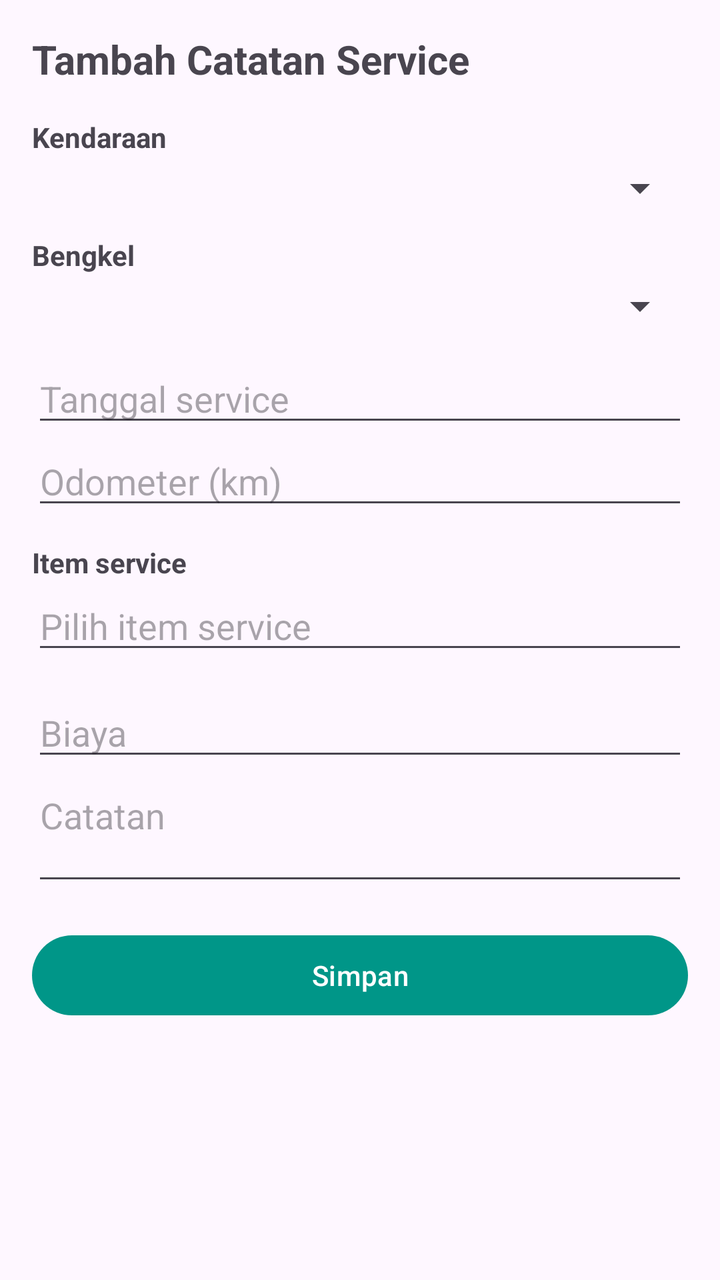
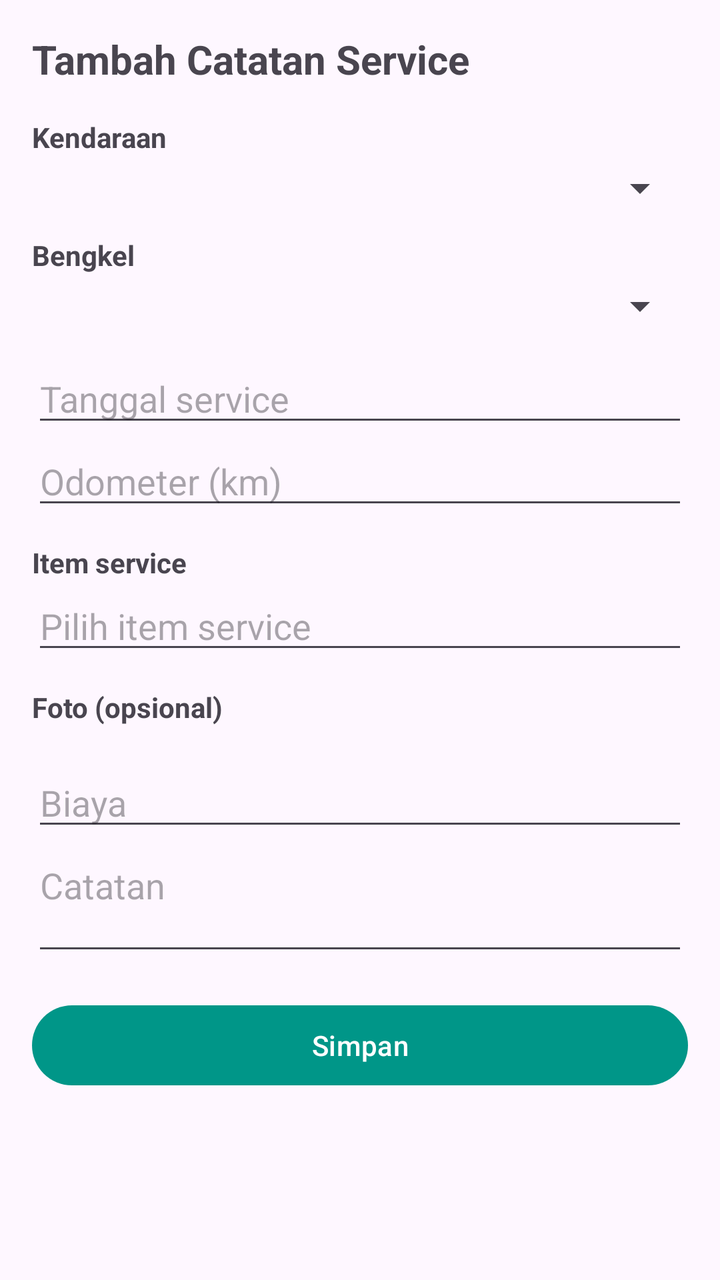

An Android layout rendered at two revisions. The XML below is the earlier revision; the diff shows what the commit changed to produce the second picture.
<!-- AndroidManifest.xml: application theme Theme.OtoMemo -->
<!-- res/layout/activity_form.xml -->
<?xml version="1.0" encoding="utf-8"?>
<ScrollView xmlns:android="http://schemas.android.com/apk/res/android"
    android:layout_width="match_parent"
    android:layout_height="match_parent"
    android:fillViewport="true">

    <LinearLayout
        android:layout_width="match_parent"
        android:layout_height="wrap_content"
        android:orientation="vertical"
        android:padding="16dp">

        <TextView
            android:id="@+id/textFormTitle"
            android:layout_width="match_parent"
            android:layout_height="wrap_content"
            android:layout_marginBottom="16dp"
            android:text="Tambah Catatan Service"
            android:textSize="20sp"
            android:textStyle="bold" />

        <TextView
            android:layout_width="match_parent"
            android:layout_height="wrap_content"
            android:text="Kendaraan"
            android:textStyle="bold" />

        <Spinner
            android:id="@+id/spinnerVehicle"
            android:layout_width="match_parent"
            android:layout_height="wrap_content"
            android:layout_marginTop="4dp" />

        <TextView
            android:id="@+id/textNoVehicle"
            android:layout_width="match_parent"
            android:layout_height="wrap_content"
            android:text="Belum ada kendaraan. Tambahkan dulu lewat menu Kendaraan."
            android:textColor="#C62828"
            android:textSize="12sp"
            android:visibility="gone" />

        <TextView
            android:layout_width="match_parent"
            android:layout_height="wrap_content"
            android:layout_marginTop="12dp"
            android:text="Bengkel"
            android:textStyle="bold" />

        <Spinner
            android:id="@+id/spinnerWorkshop"
            android:layout_width="match_parent"
            android:layout_height="wrap_content"
            android:layout_marginTop="4dp" />

        <EditText
            android:id="@+id/inputDate"
            android:layout_width="match_parent"
            android:layout_height="wrap_content"
            android:layout_marginTop="12dp"
            android:focusable="false"
            android:hint="Tanggal service"
            android:inputType="none" />

        <EditText
            android:id="@+id/inputOdometer"
            android:layout_width="match_parent"
            android:layout_height="wrap_content"
            android:hint="Odometer (km)"
            android:inputType="number" />

        <TextView
            android:layout_width="match_parent"
            android:layout_height="wrap_content"
            android:layout_marginTop="12dp"
            android:text="Item service"
            android:textStyle="bold" />

        <EditText
            android:id="@+id/inputItems"
            android:layout_width="match_parent"
            android:layout_height="wrap_content"
            android:focusable="false"
            android:hint="Pilih item service"
            android:inputType="none" />

        <EditText
            android:id="@+id/inputCost"
            android:layout_width="match_parent"
            android:layout_height="wrap_content"
            android:layout_marginTop="12dp"
            android:hint="Biaya"
            android:inputType="number" />

        <EditText
            android:id="@+id/inputNotes"
            android:layout_width="match_parent"
            android:layout_height="wrap_content"
            android:gravity="top"
            android:hint="Catatan"
            android:inputType="textMultiLine"
            android:minLines="2" />

        <Button
            android:id="@+id/buttonSave"
            android:layout_width="match_parent"
            android:layout_height="wrap_content"
            android:layout_marginTop="16dp"
            android:text="@string/save" />
    </LinearLayout>
</ScrollView>
<!-- resources referenced by this layout -->
<resources>
  <string name="save">Simpan</string>
  <style name="Theme.OtoMemo" parent="Theme.Material3.Light.NoActionBar">
          <item name="colorPrimary">@color/primary</item>
          <item name="android:statusBarColor">@color/primaryDark</item>
      </style>
  <color name="primary">#009688</color>
  <color name="primaryDark">#00796B</color>
</resources>

<!-- the commit's change to res/layout/activity_form.xml (unified diff, before → after) -->
@@ -84,6 +84,21 @@
             android:hint="Pilih item service"
             android:inputType="none" />
 
+        <TextView
+            android:layout_width="match_parent"
+            android:layout_height="wrap_content"
+            android:layout_marginTop="12dp"
+            android:text="Foto (opsional)"
+            android:textStyle="bold" />
+
+        <androidx.recyclerview.widget.RecyclerView
+            android:id="@+id/recyclerPhotos"
+            android:layout_width="match_parent"
+            android:layout_height="wrap_content"
+            android:layout_marginTop="4dp"
+            android:clipToPadding="false"
+            android:orientation="horizontal" />
+
         <EditText
             android:id="@+id/inputCost"
             android:layout_width="match_parent"
